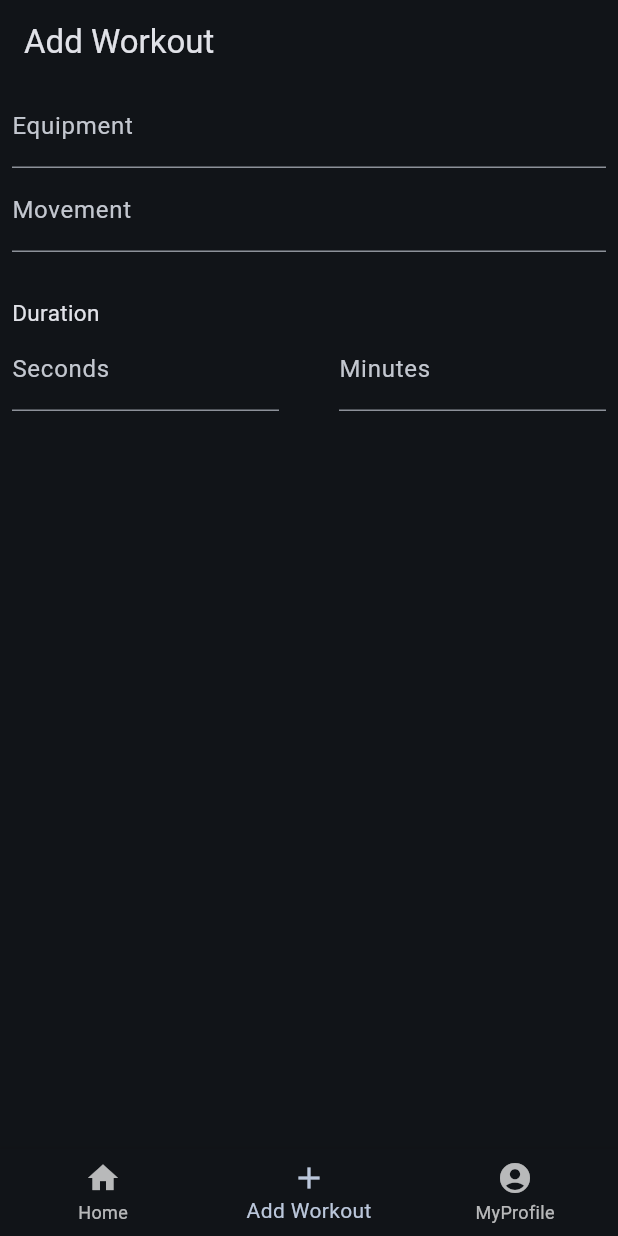
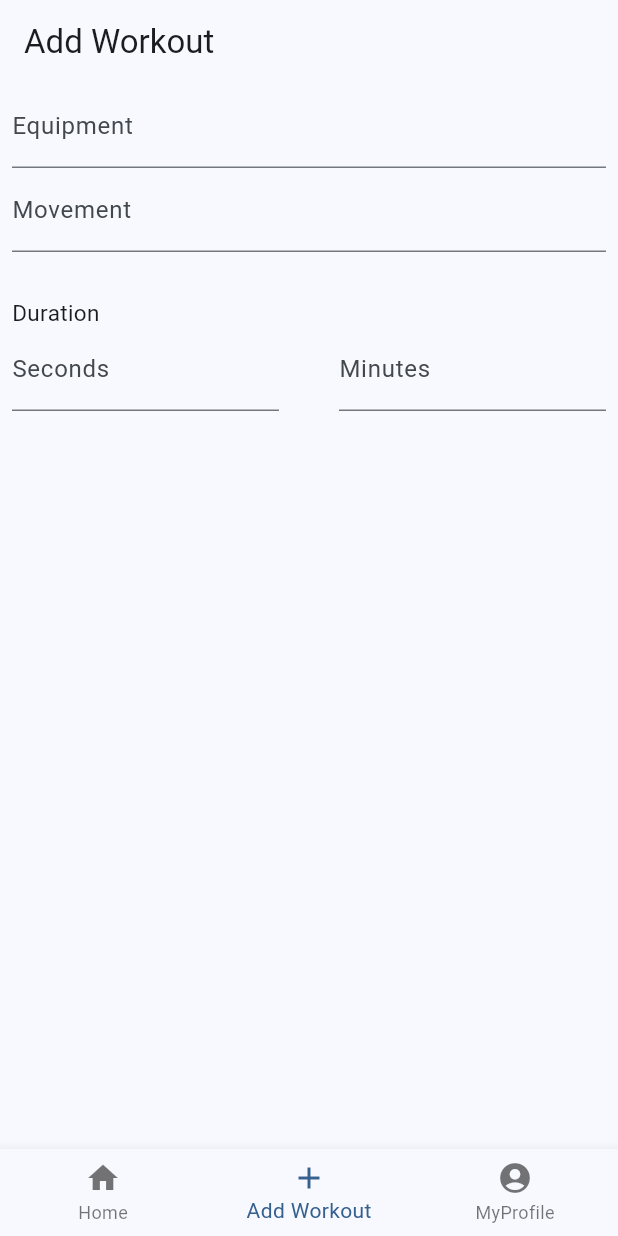
Before and after one commit to GuillaumeOj/workout_log, a Flutter app: the screen it shows after launch, item 2 of the bottom bar chosen, on a phone screen of 412 x 824 dp. Run offline on Flutter 3.47's test engine with Material 3 defaults, Android fonts, the phone set to English and light mode, and no system bars; our stand-ins replace basic_utils, flutter_dotenv.

Commit message:
chore: switches theme color to light mode

```diff
--- a/frontend/lib/main.dart
+++ b/frontend/lib/main.dart
@@ -58,8 +58,7 @@ class MyAppState extends State<MyApp> {
     return MaterialApp(
       title: 'Wod Board',
       theme: ThemeData(
-        colorScheme: ColorScheme.fromSeed(
-            seedColor: Colors.blue, brightness: Brightness.dark),
+        colorScheme: ColorScheme.fromSeed(seedColor: Colors.blue),
         useMaterial3: true,
       ),
       home: Scaffold(
```
